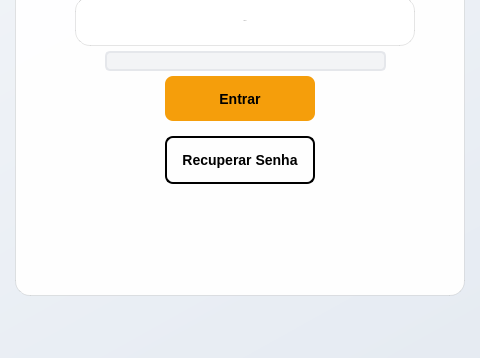
Above: Telas/Tela_login.ui from victorh241/motor-max before the change; both pictures show x 400 to 880 and y 357 to 715 of the 1280 by 715 pixel window. Below: the same form after it.
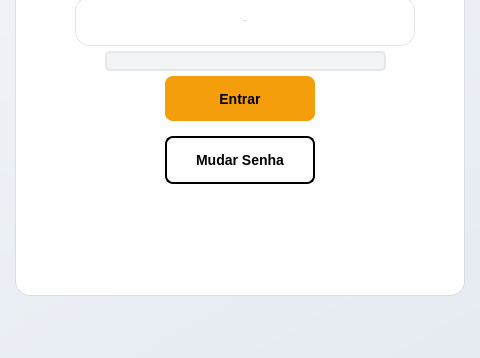
That is the form after the change. Icons and pictures are not drawn.

The edit to the form file:
```diff
--- a/Telas/Tela_login.ui
+++ b/Telas/Tela_login.ui
@@ -352,7 +352,7 @@
        </property>
        <property name="font">
         <font>
-         <pointsize>1</pointsize>
+         <pointsize>-1</pointsize>
          <weight>75</weight>
          <bold>true</bold>
         </font>
@@ -385,7 +385,7 @@
 }</string>
        </property>
        <property name="text">
-        <string>Recuperar Senha</string>
+        <string>Mudar Senha</string>
        </property>
       </widget>
       <widget class="QPushButton" name="pushButton_3">
```
Left out of the diff: 10 changed lines with no effect on the pictures.
